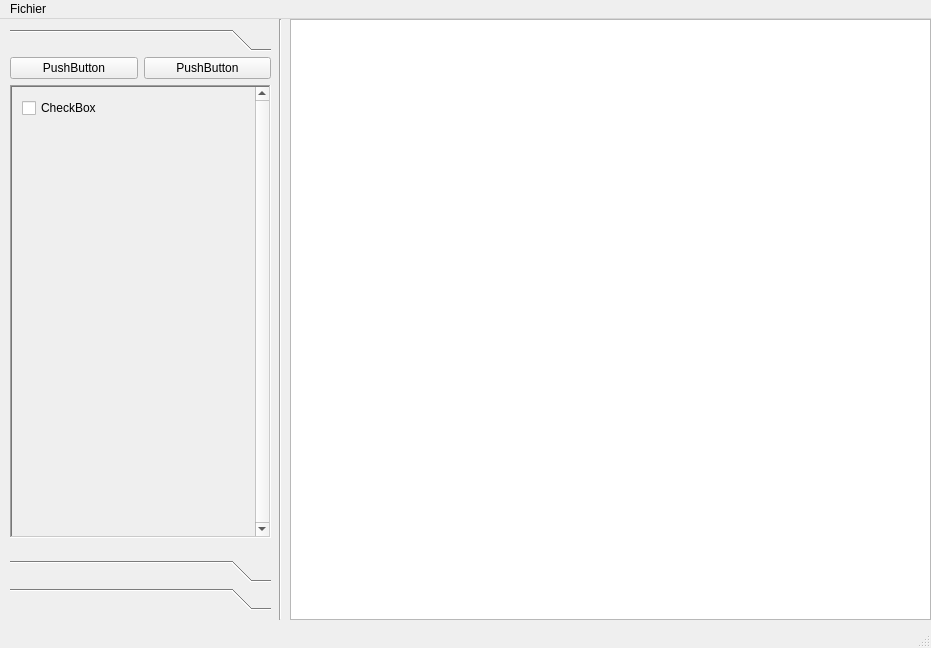
First picture: the form in interface.ui, repository Fabien-B/Projet-Python, before the edit.
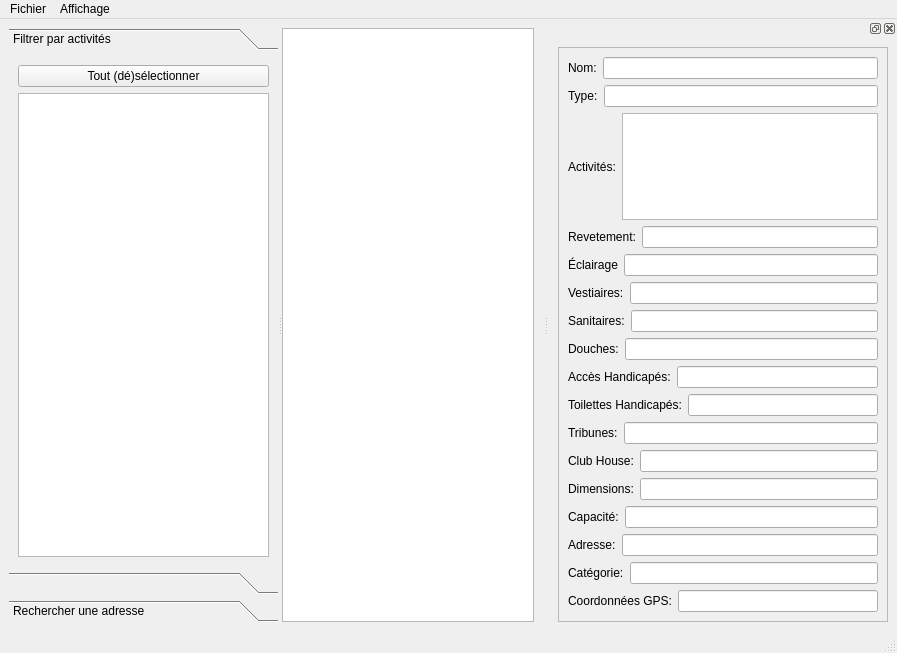
Second picture: the form after the edit. Custom widgets are drawn as their Qt base class.

Commit message: Amélioration de l'interface (et ajout de l'inspecteur)

```diff
--- a/interface.ui
+++ b/interface.ui
@@ -6,133 +6,65 @@
    <rect>
     <x>0</x>
     <y>0</y>
-    <width>931</width>
-    <height>648</height>
+    <width>897</width>
+    <height>653</height>
    </rect>
   </property>
   <property name="windowTitle">
    <string>MainWindow</string>
   </property>
   <widget class="QWidget" name="centralwidget">
-   <widget class="QGraphicsView" name="graphicsView">
-    <property name="geometry">
-     <rect>
-      <x>290</x>
-      <y>0</y>
-      <width>641</width>
-      <height>601</height>
-     </rect>
-    </property>
-   </widget>
-   <widget class="Line" name="line">
-    <property name="geometry">
-     <rect>
-      <x>270</x>
-      <y>0</y>
-      <width>20</width>
-      <height>601</height>
-     </rect>
-    </property>
+   <layout class="QVBoxLayout" name="verticalLayout_9">
+    <item>
+     <widget class="QSplitter" name="splitter">
     <property name="orientation">
-     <enum>Qt::Vertical</enum>
-    </property>
-   </widget>
+       <enum>Qt::Horizontal</enum>
+      </property>
    <widget class="QToolBox" name="toolBox">
-    <property name="geometry">
-     <rect>
-      <x>10</x>
-      <y>10</y>
-      <width>261</width>
-      <height>581</height>
-     </rect>
+       <property name="maximumSize">
+        <size>
+         <width>16777215</width>
+         <height>16777215</height>
+        </size>
+       </property>
+       <property name="toolTip">
+        <string/>
     </property>
     <widget class="QWidget" name="toolBoxPage1">
      <property name="geometry">
       <rect>
        <x>0</x>
        <y>0</y>
-       <width>261</width>
-       <height>488</height>
-      </rect>
-     </property>
+          <width>248</width>
+          <height>470</height>
+         </rect>
+        </property>
+        <property name="toolTip">
+         <string>Filtrer les équipements par activités</string>
+        </property>
      <attribute name="label">
-      <string/>
-     </attribute>
-     <widget class="QWidget" name="layoutWidget">
-      <property name="geometry">
-       <rect>
-        <x>0</x>
-        <y>0</y>
-        <width>261</width>
-        <height>481</height>
-       </rect>
-      </property>
+         <string>Filtrer par activités</string>
+        </attribute>
+        <layout class="QHBoxLayout" name="horizontalLayout_9">
+         <item>
       <layout class="QVBoxLayout" name="verticalLayout">
        <item>
         <layout class="QHBoxLayout" name="horizontalLayout_2">
          <item>
           <widget class="QPushButton" name="pushButton">
            <property name="text">
-            <string>PushButton</string>
+                <string>Tout (dé)sélectionner</string>
            </property>
           </widget>
          </item>
-         <item>
-          <widget class="QPushButton" name="pushButton_2">
-           <property name="text">
-            <string>PushButton</string>
-           </property>
-          </widget>
-         </item>
         </layout>
        </item>
        <item>
-        <widget class="QScrollArea" name="scrollArea_2">
-         <property name="mouseTracking">
-          <bool>true</bool>
-         </property>
-         <property name="autoFillBackground">
-          <bool>true</bool>
-         </property>
-         <property name="frameShape">
-          <enum>QFrame::WinPanel</enum>
-         </property>
-         <property name="frameShadow">
-          <enum>QFrame::Sunken</enum>
-         </property>
-         <property name="verticalScrollBarPolicy">
-          <enum>Qt::ScrollBarAlwaysOn</enum>
-         </property>
-         <property name="widgetResizable">
-          <bool>true</bool>
-         </property>
-         <widget class="QWidget" name="scrollAreaWidgetContents_2">
-          <property name="geometry">
-           <rect>
-            <x>0</x>
-            <y>0</y>
-            <width>242</width>
-            <height>440</height>
-           </rect>
-          </property>
-          <widget class="QCheckBox" name="checkBox_2">
-           <property name="geometry">
-            <rect>
-             <x>10</x>
-             <y>10</y>
-             <width>97</width>
-             <height>22</height>
-            </rect>
-           </property>
-           <property name="text">
-            <string>CheckBox</string>
-           </property>
-          </widget>
-         </widget>
-        </widget>
-       </item>
-      </layout>
-     </widget>
+            <widget class="QListWidget" name="listActivities"/>
+           </item>
+          </layout>
+         </item>
+        </layout>
     </widget>
     <widget class="QWidget" name="toolBoxPage2">
      <property name="geometry">
@@ -170,17 +102,10 @@
       </rect>
      </property>
      <attribute name="label">
-      <string/>
-     </attribute>
-     <widget class="QWidget" name="layoutWidget">
-      <property name="geometry">
-       <rect>
-        <x>20</x>
-        <y>30</y>
-        <width>214</width>
-        <height>29</height>
-       </rect>
-      </property>
+         <string>Rechercher une adresse</string>
+        </attribute>
+        <layout class="QVBoxLayout" name="verticalLayout_6">
+         <item>
       <layout class="QHBoxLayout" name="horizontalLayout">
        <item>
         <widget class="QLabel" name="label">
@@ -193,17 +118,36 @@
         <widget class="QLineEdit" name="lineEdit"/>
        </item>
       </layout>
-     </widget>
-    </widget>
-   </widget>
+         </item>
+         <item>
+          <layout class="QVBoxLayout" name="verticalLayout_5">
+           <item>
+            <widget class="QPushButton" name="pushButton_7">
+             <property name="text">
+              <string>Trouver l'arrêt le plus proche</string>
+             </property>
+            </widget>
+           </item>
+           <item>
+            <widget class="QLineEdit" name="lineEdit_4"/>
+           </item>
+          </layout>
+         </item>
+        </layout>
+       </widget>
+      </widget>
+      <widget class="myQGraphicsView" name="graphicsView"/>
+     </widget>
+    </item>
+   </layout>
   </widget>
   <widget class="QMenuBar" name="menubar">
    <property name="geometry">
     <rect>
      <x>0</x>
      <y>0</y>
-     <width>931</width>
-     <height>25</height>
+     <width>897</width>
+     <height>30</height>
     </rect>
    </property>
    <widget class="QMenu" name="menuFichier">
@@ -212,9 +156,289 @@
     </property>
     <addaction name="Quitter"/>
    </widget>
+   <widget class="QMenu" name="menuAffichage">
+    <property name="title">
+     <string>Affichage</string>
+    </property>
+    <addaction name="actionInspecteur"/>
+   </widget>
    <addaction name="menuFichier"/>
+   <addaction name="menuAffichage"/>
   </widget>
   <widget class="QStatusBar" name="statusbar"/>
+  <widget class="QDockWidget" name="dockWidget_2">
+   <attribute name="dockWidgetArea">
+    <number>2</number>
+   </attribute>
+   <widget class="QWidget" name="dockWidgetContents_2">
+    <layout class="QVBoxLayout" name="verticalLayout_7">
+     <item>
+      <widget class="QScrollArea" name="scrollArea">
+       <property name="widgetResizable">
+        <bool>true</bool>
+       </property>
+       <widget class="QWidget" name="scrollAreaWidgetContents">
+        <property name="geometry">
+         <rect>
+          <x>0</x>
+          <y>0</y>
+          <width>353</width>
+          <height>748</height>
+         </rect>
+        </property>
+        <layout class="QVBoxLayout" name="verticalLayout_8">
+         <item>
+          <layout class="QVBoxLayout" name="verticalLayout_4">
+           <item>
+            <layout class="QHBoxLayout" name="layoutNom">
+             <item>
+              <widget class="QLabel" name="label_4">
+               <property name="text">
+                <string>Nom:</string>
+               </property>
+              </widget>
+             </item>
+             <item>
+              <widget class="QLineEdit" name="nomLineEdit"/>
+             </item>
+            </layout>
+           </item>
+           <item>
+            <layout class="QHBoxLayout" name="horizontalLayout_15">
+             <item>
+              <widget class="QLabel" name="label_5">
+               <property name="text">
+                <string>Type:</string>
+               </property>
+              </widget>
+             </item>
+             <item>
+              <widget class="QLineEdit" name="typeLineEdit"/>
+             </item>
+            </layout>
+           </item>
+           <item>
+            <layout class="QHBoxLayout" name="horizontalLayout_16">
+             <item>
+              <widget class="QLabel" name="label_6">
+               <property name="text">
+                <string>Activités:</string>
+               </property>
+              </widget>
+             </item>
+             <item>
+              <widget class="QListWidget" name="activitiesListWidget"/>
+             </item>
+            </layout>
+           </item>
+           <item>
+            <layout class="QHBoxLayout" name="horizontalLayout_17">
+             <item>
+              <widget class="QLabel" name="label_7">
+               <property name="text">
+                <string>Revetement:</string>
+               </property>
+              </widget>
+             </item>
+             <item>
+              <widget class="QLineEdit" name="revetementLineEdit"/>
+             </item>
+            </layout>
+           </item>
+           <item>
+            <layout class="QHBoxLayout" name="horizontalLayout_14">
+             <item>
+              <widget class="QLabel" name="label_8">
+               <property name="text">
+                <string>Éclairage</string>
+               </property>
+              </widget>
+             </item>
+             <item>
+              <widget class="QLineEdit" name="eclairageLineEdit"/>
+             </item>
+            </layout>
+           </item>
+           <item>
+            <layout class="QHBoxLayout" name="horizontalLayout_13">
+             <item>
+              <widget class="QLabel" name="label_9">
+               <property name="text">
+                <string>Vestiaires:</string>
+               </property>
+              </widget>
+             </item>
+             <item>
+              <widget class="QLineEdit" name="vestiairesLineEdit"/>
+             </item>
+            </layout>
+           </item>
+           <item>
+            <layout class="QHBoxLayout" name="horizontalLayout_22">
+             <item>
+              <widget class="QLabel" name="label_15">
+               <property name="text">
+                <string>Sanitaires:</string>
+               </property>
+              </widget>
+             </item>
+             <item>
+              <widget class="QLineEdit" name="sanitairesLineEdit_5"/>
+             </item>
+            </layout>
+           </item>
+           <item>
+            <layout class="QHBoxLayout" name="horizontalLayout_11">
+             <item>
+              <widget class="QLabel" name="label_11">
+               <property name="text">
+                <string>Douches:</string>
+               </property>
+              </widget>
+             </item>
+             <item>
+              <widget class="QLineEdit" name="douchesLineEdit"/>
+             </item>
+            </layout>
+           </item>
+           <item>
+            <layout class="QHBoxLayout" name="horizontalLayout_21">
+             <item>
+              <widget class="QLabel" name="label_14">
+               <property name="text">
+                <string>Accès Handicapés:</string>
+               </property>
+              </widget>
+             </item>
+             <item>
+              <widget class="QLineEdit" name="sanitairesLineEdit_4"/>
+             </item>
+            </layout>
+           </item>
+           <item>
+            <layout class="QHBoxLayout" name="horizontalLayout_20">
+             <item>
+              <widget class="QLabel" name="label_13">
+               <property name="text">
+                <string>Toilettes Handicapés:</string>
+               </property>
+              </widget>
+             </item>
+             <item>
+              <widget class="QLineEdit" name="sanitairesLineEdit_3"/>
+             </item>
+            </layout>
+           </item>
+           <item>
+            <layout class="QHBoxLayout" name="horizontalLayout_19">
+             <item>
+              <widget class="QLabel" name="label_12">
+               <property name="text">
+                <string>Tribunes:</string>
+               </property>
+              </widget>
+             </item>
+             <item>
+              <widget class="QLineEdit" name="sanitairesLineEdit_2"/>
+             </item>
+            </layout>
+           </item>
+           <item>
+            <layout class="QHBoxLayout" name="horizontalLayout_12">
+             <item>
+              <widget class="QLabel" name="label_10">
+               <property name="text">
+                <string>Club House:</string>
+               </property>
+              </widget>
+             </item>
+             <item>
+              <widget class="QLineEdit" name="sanitairesLineEdit"/>
+             </item>
+            </layout>
+           </item>
+           <item>
+            <layout class="QHBoxLayout" name="horizontalLayout_24">
+             <item>
+              <widget class="QLabel" name="label_17">
+               <property name="text">
+                <string>Dimensions:</string>
+               </property>
+              </widget>
+             </item>
+             <item>
+              <widget class="QLineEdit" name="sanitairesLineEdit_7"/>
+             </item>
+            </layout>
+           </item>
+           <item>
+            <layout class="QHBoxLayout" name="horizontalLayout_28">
+             <item>
+              <widget class="QLabel" name="label_21">
+               <property name="text">
+                <string>Capacité:</string>
+               </property>
+              </widget>
+             </item>
+             <item>
+              <widget class="QLineEdit" name="sanitairesLineEdit_11"/>
+             </item>
+            </layout>
+           </item>
+           <item>
+            <layout class="QHBoxLayout" name="horizontalLayout_27">
+             <item>
+              <widget class="QLabel" name="label_20">
+               <property name="text">
+                <string>Adresse:</string>
+               </property>
+              </widget>
+             </item>
+             <item>
+              <widget class="QLineEdit" name="sanitairesLineEdit_10"/>
+             </item>
+            </layout>
+           </item>
+           <item>
+            <layout class="QHBoxLayout" name="horizontalLayout_26">
+             <item>
+              <widget class="QLabel" name="label_18">
+               <property name="text">
+                <string>Catégorie:</string>
+               </property>
+              </widget>
+             </item>
+             <item>
+              <widget class="QLineEdit" name="sanitairesLineEdit_9"/>
+             </item>
+            </layout>
+           </item>
+           <item>
+            <layout class="QHBoxLayout" name="horizontalLayout_23">
+             <item>
+              <widget class="QLabel" name="label_16">
+               <property name="text">
+                <string>Coordonnées GPS:</string>
+               </property>
+              </widget>
+             </item>
+             <item>
+              <widget class="QLineEdit" name="sanitairesLineEdit_6"/>
+             </item>
+            </layout>
+           </item>
+           <item>
+            <layout class="QHBoxLayout" name="horizontalLayout_18"/>
+           </item>
+          </layout>
+         </item>
+        </layout>
+       </widget>
+      </widget>
+     </item>
+    </layout>
+   </widget>
+  </widget>
   <action name="Quitter">
    <property name="checkable">
     <bool>true</bool>
@@ -233,6 +457,13 @@
    </property>
   </action>
  </widget>
+ <customwidgets>
+  <customwidget>
+   <class>myQGraphicsView</class>
+   <extends>QGraphicsView</extends>
+   <header>carte</header>
+  </customwidget>
+ </customwidgets>
  <resources/>
  <connections/>
 </ui>
```
Left out of the diff: 11 changed lines with no effect on the pictures. Lines whose indentation alone changed are shown as unchanged. The commit also changes 3 other files.
